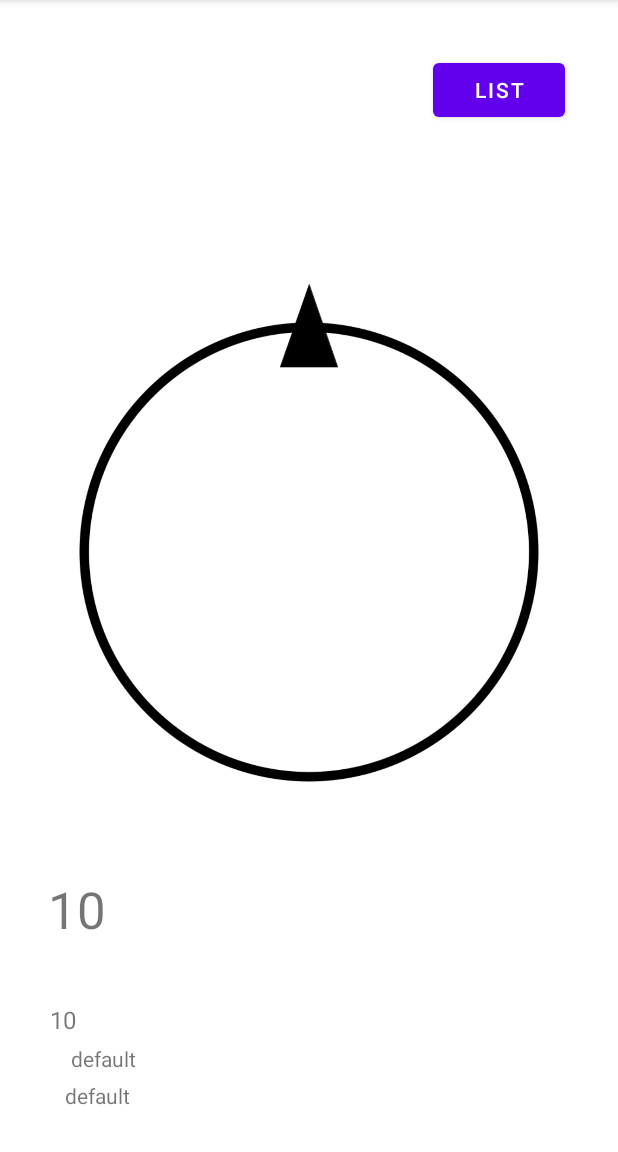
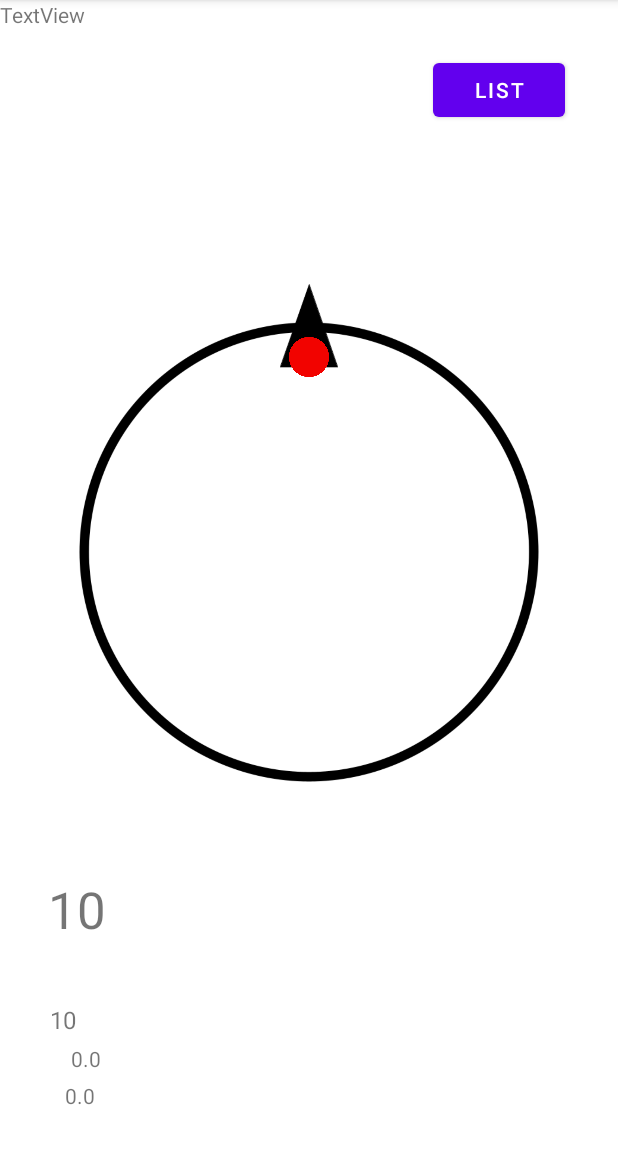
Before and after one commit to CSE-110-Winter-2023/cse-110-project-cse110-team-36, an Android app: the screen it shows after launch (MainActivity), on a phone screen of 412 x 824 dp, the part 84-1236 px from its top. Run offline under Robolectric (Android 15) with nearby library versions, the phone set to English and light mode, and no system bars; 2 statements that could not run were skipped.

```diff
--- a/app/src/main/java/edu/ucsd/cse110/lab4/MainActivity.java
+++ b/app/src/main/java/edu/ucsd/cse110/lab4/MainActivity.java
@@ -1,6 +1,7 @@
 package edu.ucsd.cse110.lab4;
 
 import androidx.appcompat.app.AppCompatActivity;
+import androidx.constraintlayout.widget.ConstraintLayout;
 import androidx.core.app.ActivityCompat;
 
 import android.Manifest;
@@ -19,6 +20,10 @@ public class MainActivity extends AppCompatActivity {
 
     OrientationService orientationService;
     LocationService locationService;
+    float latVal;
+    float longVal;
+    float northRotateVal;
+    float dotRotateVal;
 
     @Override
     protected void onCreate(Bundle savedInstanceState) {
@@ -29,6 +34,9 @@ public class MainActivity extends AppCompatActivity {
         ImageView compass = findViewById(R.id.compass_base);
         TextView orientation = findViewById(R.id.orientationView);
         TextView location = findViewById(R.id.locationView);
+        TextView bearing = findViewById(R.id.bearing);
+        ImageView redDot = findViewById(R.id.coordDot);
+        ConstraintLayout.LayoutParams layoutParams = (ConstraintLayout.LayoutParams) redDot.getLayoutParams();
 
         this.loadProfile();
 
@@ -40,10 +48,18 @@ public class MainActivity extends AppCompatActivity {
         orientationService.getOrientation().observe(this, angle -> {
             compass.setRotation(360 - (float) (Math.toDegrees(angle)));
             orientation.setText(Float.toString((float) (Math.toDegrees(angle))));
+            northRotateVal = 360 - (float) (Math.toDegrees(angle));
+            layoutParams.circleAngle = (northRotateVal + dotRotateVal);
+            redDot.setLayoutParams(layoutParams);
         });
 
         locationService.getLocation().observe(this, coords -> {
             location.setText(Double.toString(coords.first) + "," + Double.toString(coords.second));
+            bearing.setText(Float.toString(locationService.getBearing(latVal, longVal)));
+            dotRotateVal = locationService.getBearing(latVal, longVal);
+            layoutParams.circleAngle = (northRotateVal + dotRotateVal);
+            redDot.setLayoutParams(layoutParams);
+            //redDot.setRotation(northRotateVal + dotRotateVal);
         });
     }
 
@@ -55,8 +71,11 @@ public class MainActivity extends AppCompatActivity {
         TextView latView = this.findViewById(R.id.latView);
         TextView longView = this.findViewById(R.id.longView);
 
-        latView.setText(latitudeString);
-        longView.setText(longitudeString);
+        latVal = Float.parseFloat(latitudeString);
+        longVal = Float.parseFloat(longitudeString);
+
+        latView.setText(Float.toString(latVal));
+        longView.setText(Float.toString(longVal));
     }
 
     @Override
--- a/app/src/main/res/layout/activity_main.xml
+++ b/app/src/main/res/layout/activity_main.xml
@@ -31,6 +31,18 @@
             app:layout_constraintStart_toStartOf="parent"
             app:layout_constraintTop_toTopOf="parent"
             app:srcCompat="@drawable/compass_base" />
+
+        <ImageView
+            android:id="@+id/coordDot"
+            android:layout_width="32dp"
+            android:layout_height="32dp"
+            android:rotation="0"
+            app:layout_constraintCircle="@+id/compass_base"
+            app:layout_constraintCircleAngle="0"
+            app:layout_constraintCircleRadius="130dp"
+            app:layout_constraintEnd_toEndOf="parent"
+            app:layout_constraintTop_toTopOf="parent"
+            app:srcCompat="@drawable/coord_dot" />
     </androidx.constraintlayout.widget.ConstraintLayout>
 
     <Button
@@ -88,4 +100,12 @@
         app:layout_constraintStart_toStartOf="parent"
         app:layout_constraintTop_toBottomOf="@+id/latView" />
 
+    <TextView
+        android:id="@+id/bearing"
+        android:layout_width="wrap_content"
+        android:layout_height="wrap_content"
+        android:text="TextView"
+        tools:layout_editor_absoluteX="98dp"
+        tools:layout_editor_absoluteY="95dp" />
+
 </androidx.constraintlayout.widget.ConstraintLayout>
```
Also changed, not shown: app/src/main/java/edu/ucsd/cse110/lab4/LocationService.java (+9 -0 lines), app/src/main/res/drawable/coord_dot.png (added).
